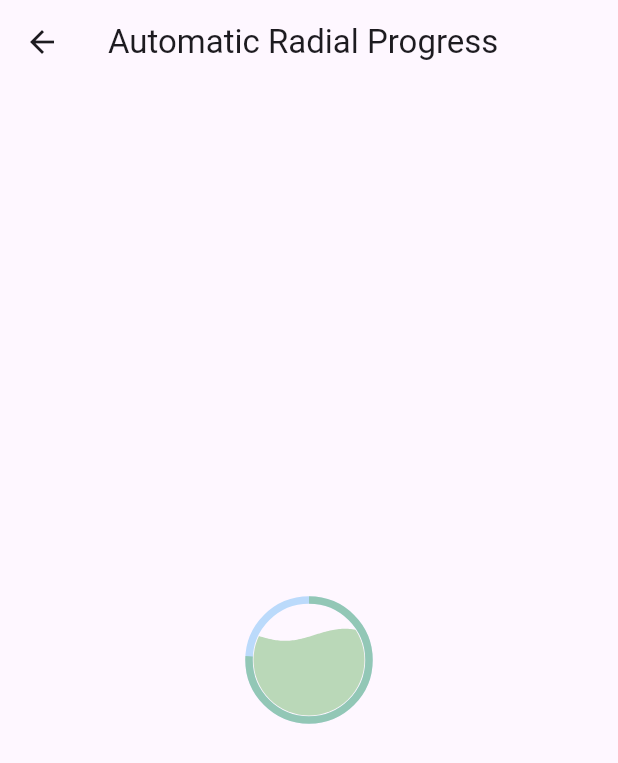
After one commit to SanaAltarabishi/animation, a Flutter app: the Radial screen opened directly, on a phone screen of 412 x 824 dp. The commit adds this screen. Shown: the top 763 px of the screen. Run offline on Flutter 3.47's test engine with Material 3 defaults, Android fonts, the phone set to English and light mode, and no system bars.

Commit message:
animations like circleProgress, hero, ext

```diff
--- /dev/null
+++ b/lib/radial_wave_progress.dart
@@ -0,0 +1,182 @@
+import 'package:flutter/material.dart';
+import 'dart:math';
+
+class Radial extends StatelessWidget {
+  const Radial({super.key});
+
+  @override
+  Widget build(BuildContext context) {
+    return Scaffold(
+      appBar: AppBar(title: const Text('Automatic Radial Progress')),
+      body: Center(
+        child: RadialWaveProgress(
+          size: 80,
+          strokeWidth: 5,
+          waveHeight: 4,
+          backgroundColor: Colors.blue.withOpacity(0.3),
+          progressColor: Colors.blue,
+          startWaveColor:Colors.red.withOpacity(0.4),// Colors.blue.withOpacity(0.4),
+          endWaveColor:Colors.green.withOpacity(0.4) //Colors.purple.withOpacity(0.4),
+        ),
+      ),
+    );
+  }
+}
+
+class RadialWaveProgress extends StatefulWidget {
+  final double size;
+  final double strokeWidth;
+  final double waveHeight;
+  final Color backgroundColor;
+  final Color progressColor;
+  final Color startWaveColor;
+  final Color endWaveColor;
+
+  const RadialWaveProgress({
+    super.key,
+    required this.size,
+    required this.strokeWidth,
+    required this.waveHeight,
+    required this.backgroundColor,
+    required this.progressColor,
+    required this.startWaveColor,
+    required this.endWaveColor,
+  });
+
+  @override
+  _RadialWaveProgressState createState() => _RadialWaveProgressState();
+}
+
+class _RadialWaveProgressState extends State<RadialWaveProgress>
+    with TickerProviderStateMixin {
+  late AnimationController _waveController;
+  late AnimationController _progressController;
+  late Animation<Color?> _waveColorAnimation;
+
+  @override
+  void initState() {
+    super.initState();
+
+    _waveController = AnimationController(
+      vsync: this,
+      duration: const Duration(seconds: 2),
+    )..repeat();
+
+    _progressController = AnimationController(
+      vsync: this,
+      duration: const Duration(milliseconds: 2500),
+    )..repeat();
+
+    _waveColorAnimation =
+        ColorTween(begin: widget.startWaveColor, end: widget.endWaveColor)
+            .animate(_waveController);
+  }
+
+  @override
+  void dispose() {
+    _waveController.dispose();
+    _progressController.dispose();
+    super.dispose();
+  }
+
+  @override
+  Widget build(BuildContext context) {
+    return AnimatedBuilder(
+      animation: _progressController,
+      builder: (context, child) {
+        final progress = _progressController.value;
+        return CustomPaint(
+          painter: RadialWavePainter(
+            progress,
+            _waveController,
+            widget.strokeWidth,
+            widget.backgroundColor,
+            widget.progressColor,
+            widget.waveHeight,
+            _waveColorAnimation.value!,
+          ),
+          size: Size(widget.size, widget.size),
+        );
+      },
+    );
+  }
+}
+
+class RadialWavePainter extends CustomPainter {
+  final double progress;
+  final AnimationController waveController;
+  final double strokeWidth;
+  final Color backgroundColor;
+  final Color progressColor;
+  final double waveHeight;
+  final Color waveColor;
+
+  RadialWavePainter(
+    this.progress,
+    this.waveController,
+    this.strokeWidth,
+    this.backgroundColor,
+    this.progressColor,
+    this.waveHeight,
+    this.waveColor,
+  ) : super(repaint: waveController);
+
+  @override
+  void paint(Canvas canvas, Size size) {
+    final paint = Paint()
+      ..style = PaintingStyle.stroke
+      ..strokeWidth = strokeWidth
+      ..color = backgroundColor;
+
+    // Draw background circle
+    canvas.drawCircle(size.center(Offset.zero), size.width / 2, paint);
+
+    // Draw progress arc with smooth transition
+    final progressPaint = Paint()
+      ..style = PaintingStyle.stroke
+      ..strokeWidth = strokeWidth
+      ..color = waveColor; //progressColor;
+    final progressAngle = 2 * pi * progress;
+    canvas.drawArc(
+      Rect.fromCircle(center: size.center(Offset.zero), radius: size.width / 2),
+      -pi / 2,
+      progressAngle,
+      false,
+      progressPaint,
+    );
+
+    final wavePaint = Paint()..color = waveColor;
+    final path = Path();
+    final baseHeight = size.height * (1 - progress) + waveHeight;
+
+    for (double i = 0; i <= size.width; i++) {
+      final dx = i;
+      final dy =
+          sin((i / size.width * 2 * pi) + waveController.value * 2 * pi) *
+                  waveHeight +
+              baseHeight;
+      if (i == 0) {
+        path.moveTo(dx, dy);
+      } else {
+        path.lineTo(dx, dy);
+      }
+    }
+    path.lineTo(size.width, size.height);
+    path.lineTo(0, size.height);
+    path.close();
+
+    canvas.save();
+    canvas.clipPath(
+      Path()
+        ..addOval(
+          Rect.fromCircle(
+              center: size.center(Offset.zero), radius: size.width / 2 - 3),
+        ),
+    );
+    canvas.drawPath(path, wavePaint);
+    canvas.restore();
+  }
+
+  @override
+  bool shouldRepaint(covariant CustomPainter oldDelegate) => true;
+}
```
Also changed, not shown: lib/hero_animation.dart (added, +58 -0 lines), lib/lamp.dart (added, +80 -0 lines), lib/lines_animation.dart (added, +194 -0 lines), lib/second_page.dart (+52 -5 lines).
